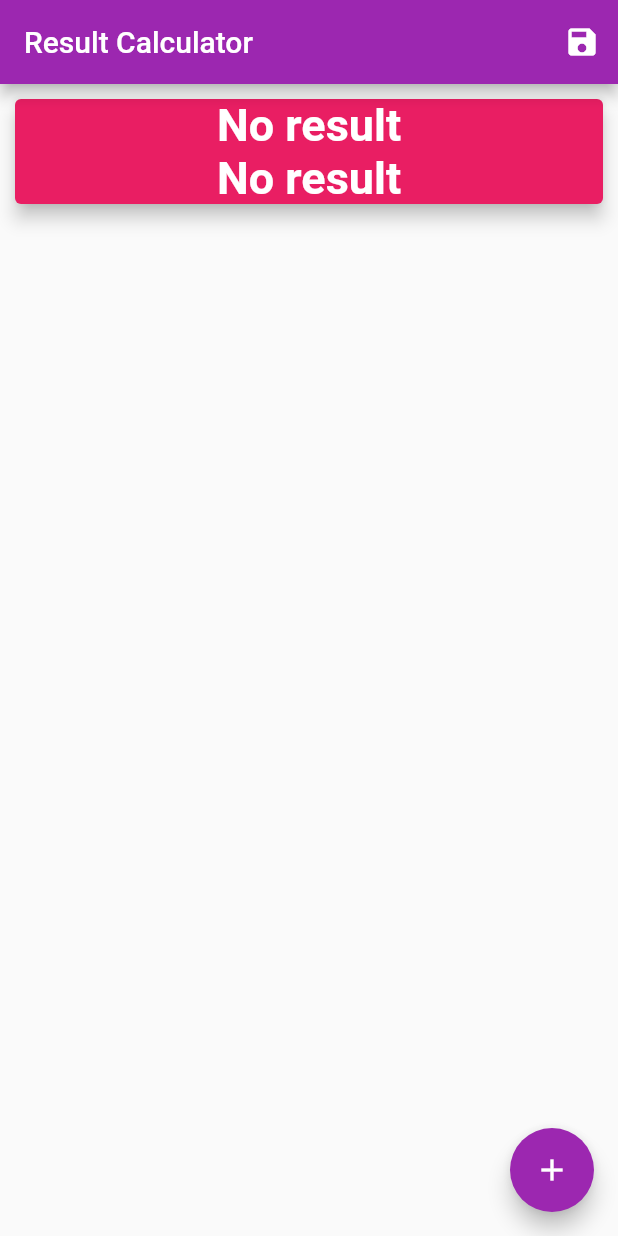
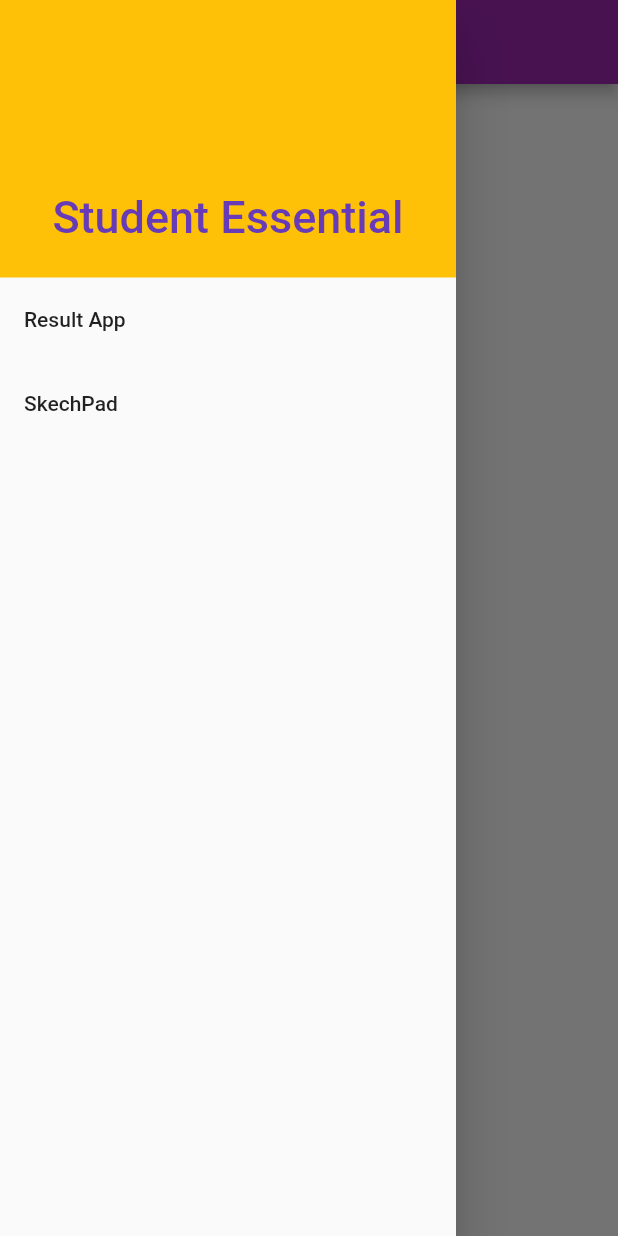
Before and after one commit to Faisal1135/student-essential-app, a Flutter app: the screen it shows after launch, with the side drawer open (before the commit the screen has no drawer), on a phone screen of 412 x 824 dp. Run offline on Flutter 3.47's test engine with Material 2 defaults, Android fonts, the phone set to English and light mode, and no system bars; our stand-ins replace flutter_form_builder, getflutter, hive, hive_flutter; accounts and stored records are empty; generated files the repository leaves out were written again.

```diff
--- a/lib/main.dart
+++ b/lib/main.dart
@@ -1,8 +1,10 @@
 import 'package:flutter/material.dart';
-import './screen/home_page.dart';
-import './screen/user_input_form.dart';
-import './screen/user_result_screen.dart';
-import './screen/userallresult_screen.dart';
+import './screen/main_screen.dart';
+import './screen/result_app/home_page.dart';
+import './screen/result_app/user_input_form.dart';
+import './screen/result_app/user_result_screen.dart';
+import './screen/result_app/userallresult_screen.dart';
+import 'screen/skechpad/skechpad.dart';
 
 void main() => runApp(MyApp());
 
@@ -17,10 +19,15 @@ class MyApp extends StatelessWidget {
       ),
       initialRoute: "/",
       routes: {
-        '/': (context) => Homepage(),
+        '/': (context) => MainScreen(),
+        //Skechpad
+        DrawApp.routeName: (context) => DrawApp(),
+        //Result App Screens
+        ResultAppHomepage.routeName: (context) => ResultAppHomepage(),
         UserFormScreen.routeName: (context) => UserFormScreen(),
         UserResultScreen.routeName: (context) => UserResultScreen(),
         ResultofUserScreen.routeName: (context) => ResultofUserScreen(),
+        //
       },
     );
   }
--- /dev/null
+++ b/lib/screen/main_screen.dart
@@ -0,0 +1,18 @@
+import 'package:flutter/material.dart';
+import '../widgets/mydrawer.dart';
+
+class MainScreen extends StatelessWidget {
+  static const routeName = '/main-screen';
+  const MainScreen({Key key}) : super(key: key);
+
+  @override
+  Widget build(BuildContext context) {
+    return Scaffold(
+      appBar: AppBar(
+        title: Text('Student Essential'),
+      ),
+      drawer: MyDrawer(),
+      body: Center(child: Text("ITS student essential")),
+    );
+  }
+}
--- a/lib/screen/home_page.dart
+++ b/lib/screen/result_app/home_page.dart
@@ -1,19 +1,21 @@
 import 'package:flutter/material.dart';
 import 'package:hive/hive.dart';
 import 'package:hive_flutter/hive_flutter.dart';
-import 'package:student/models/result_model.dart';
-import 'package:student/screen/user_input_form.dart';
-import 'package:student/widgets/new_result_form.dart';
+import '../../widgets/mydrawer.dart';
+import '../../models/result_model.dart';
+import '../../screen/result_app/user_input_form.dart';
+import '../../widgets/new_result_form.dart';
 
-class Homepage extends StatefulWidget {
+class ResultAppHomepage extends StatefulWidget {
+  static const routeName = '/result-homepage';
   static const resultbox = "resultbox";
   static const resultsbox = "resultsbox";
 
   @override
-  _HomepageState createState() => _HomepageState();
+  _ResultAppHomepageState createState() => _ResultAppHomepageState();
 }
 
-class _HomepageState extends State<Homepage> {
+class _ResultAppHomepageState extends State<ResultAppHomepage> {
   Future<void> inithive() async {
     await Hive.initFlutter();
     try {
@@ -22,8 +24,8 @@ class _HomepageState extends State<Homepage> {
     } catch (e) {
       print(e);
     }
-    await Hive.openBox<ResultModel>(Homepage.resultbox);
-    await Hive.openBox<Results>(Homepage.resultsbox);
+    await Hive.openBox<ResultModel>(ResultAppHomepage.resultbox);
+    await Hive.openBox<Results>(ResultAppHomepage.resultsbox);
   }
 
   double finalresult;
@@ -46,6 +48,7 @@ class _HomepageState extends State<Homepage> {
               })
         ],
       ),
+      drawer: MyDrawer(),
       floatingActionButton: FloatingActionButton(
         onPressed: () {
           return showModalBottomSheet(
@@ -78,7 +81,8 @@ class _HomepageState extends State<Homepage> {
 
   Widget buildListtile(context) {
     return ValueListenableBuilder(
-      valueListenable: Hive.box<ResultModel>(Homepage.resultbox).listenable(),
+      valueListenable:
+          Hive.box<ResultModel>(ResultAppHomepage.resultbox).listenable(),
       builder: (BuildContext context, Box<ResultModel> value, Widget child) {
         return Column(
           children: <Widget>[
--- a/lib/screen/user_input_form.dart
+++ b/lib/screen/result_app/user_input_form.dart
@@ -1,9 +1,9 @@
 import 'package:flutter/material.dart';
 import 'package:flutter_form_builder/flutter_form_builder.dart';
 import 'package:hive/hive.dart';
-import 'package:student/screen/user_result_screen.dart';
-import '../constant.dart';
-import '../models/result_model.dart';
+import '../../screen/result_app/user_result_screen.dart';
+import '../../constant.dart';
+import '../../models/result_model.dart';
 
 class UserFormScreen extends StatelessWidget {
   static const routeName = '/user-form-page';
--- a/lib/screen/skechpad.dart
+++ b/lib/screen/skechpad/skechpad.dart
@@ -4,14 +4,14 @@ import 'package:hive/hive.dart';
 
 const sketchBox = 'sketchpadBox';
 
-void main() async {
-  await Hive.initFlutter();
-  Hive.registerAdapter(ColoredPathAdapter());
-  await Hive.openBox<ColoredPath>(sketchBox);
-  runApp(DrawApp());
-}
+// void main() async {
+
+//   runApp(DrawApp());
+// }
 
 class DrawApp extends StatelessWidget {
+  static const routeName = "/skechpad";
+
   @override
   Widget build(BuildContext context) {
     return MaterialApp(
--- /dev/null
+++ b/lib/widgets/mydrawer.dart
@@ -0,0 +1,54 @@
+import 'package:flutter/material.dart';
+import 'package:getflutter/getflutter.dart';
+import 'package:hive/hive.dart';
+import 'package:hive_flutter/hive_flutter.dart';
+import 'package:student/screen/main_screen.dart';
+import '../screen/result_app/home_page.dart';
+import '../screen/skechpad/skechpad.dart';
+
+class MyDrawer extends StatelessWidget {
+  const MyDrawer({Key key}) : super(key: key);
+
+  @override
+  Widget build(BuildContext context) {
+    return GFDrawer(
+      child: ListView(
+        padding: EdgeInsets.zero,
+        children: <Widget>[
+          GFDrawerHeader(
+            decoration: BoxDecoration(color: Colors.amber),
+            child: Center(
+              child: FlatButton(
+                onPressed: () {
+                  Navigator.pushReplacementNamed(context, "/");
+                },
+                child: Text(
+                  "Student Essential",
+                  style: TextStyle(fontSize: 30, color: Colors.deepPurple),
+                ),
+              ),
+            ),
+          ),
+          ListTile(
+            title: Text('Result App'),
+            onTap: () {
+              Navigator.pushReplacementNamed(
+                  context, ResultAppHomepage.routeName);
+            },
+          ),
+          ListTile(
+            title: Text('SkechPad'),
+            onTap: () async {
+              await Hive.initFlutter();
+              try {
+                Hive.registerAdapter(ColoredPathAdapter());
+              } catch (e) {}
+              await Hive.openBox<ColoredPath>(sketchBox);
+              Navigator.pushReplacementNamed(context, DrawApp.routeName);
+            },
+          ),
+        ],
+      ),
+    );
+  }
+}
--- a/pubspec.yaml
+++ b/pubspec.yaml
@@ -32,7 +32,7 @@ dependencies:
 dev_dependencies:
   flutter_test:
     sdk: flutter
-  hive_generator: ^0.7.0+2
+  hive_generator:
   build_runner: ^1.8.1
 
 # For information on the generic Dart part of this file, see the
```
Also changed, not shown: lib/screen/result_app/user_result_screen.dart (renamed from lib/screen/user_result_screen.dart, +3 -4 lines), lib/screen/result_app/userallresult_screen.dart (renamed from lib/screen/userallresult_screen.dart), pubspec.lock.
